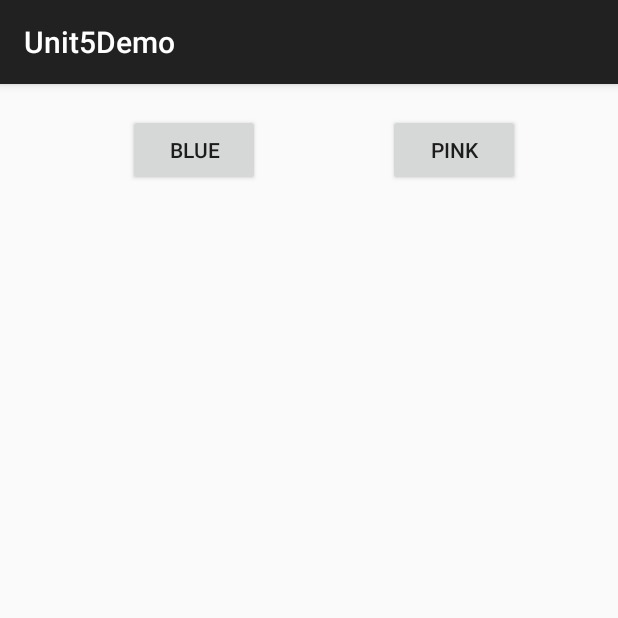
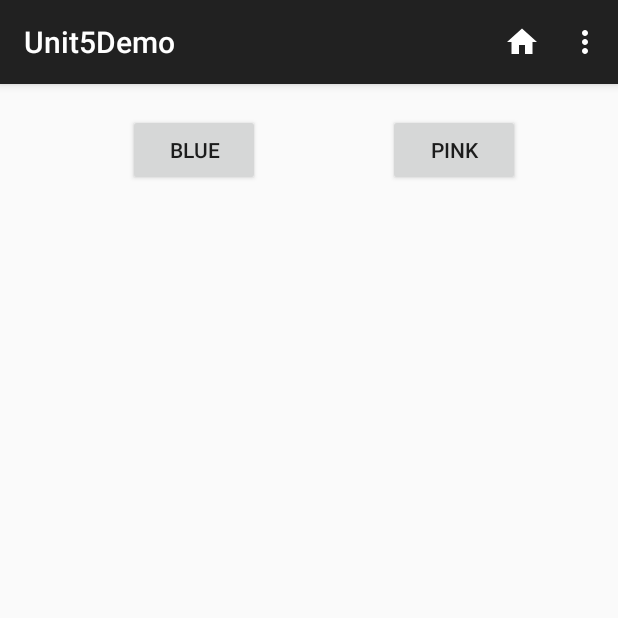
Before and after one commit to Shoojan/Unit5-Fragment-Menu-Dialog, an Android app: the screen it shows after launch (MainActivity), on a phone screen of 412 x 824 dp, the top half of it. Run offline under Robolectric (Android 15) with nearby library versions, the phone set to English and light mode, and no system bars.

Commit message:
Menu & Dialog practice

```diff
--- /dev/null
+++ b/app/src/main/res/menu/menu_option.xml
@@ -0,0 +1,13 @@
+<?xml version="1.0" encoding="utf-8"?>
+<menu xmlns:android="http://schemas.android.com/apk/res/android"
+    xmlns:app="http://schemas.android.com/apk/res-auto">
+    <item
+        android:id="@+id/menu_home"
+        android:icon="@drawable/baseline_home_24"
+        android:title="Home"
+        app:showAsAction="always" />
+
+    <item
+        android:id="@+id/menu_alert_dialog"
+        android:title="Alert Dialog" />
+</menu>
--- /dev/null
+++ b/app/src/main/res/menu/menu_popup.xml
@@ -0,0 +1,6 @@
+<?xml version="1.0" encoding="utf-8"?>
+<menu xmlns:android="http://schemas.android.com/apk/res/android">
+    <item
+        android:id="@+id/menu_like"
+        android:title="👍 Like" />
+</menu>
```
Also changed, not shown: app/src/main/java/com/example/unit5demo/MainActivity.java (+37 -0 lines), app/src/main/java/com/example/unit5demo/meme/MemeFragment.java (+74 -1 lines), app/src/main/res/menu/menu_context.xml (added, +10 -0 lines).
